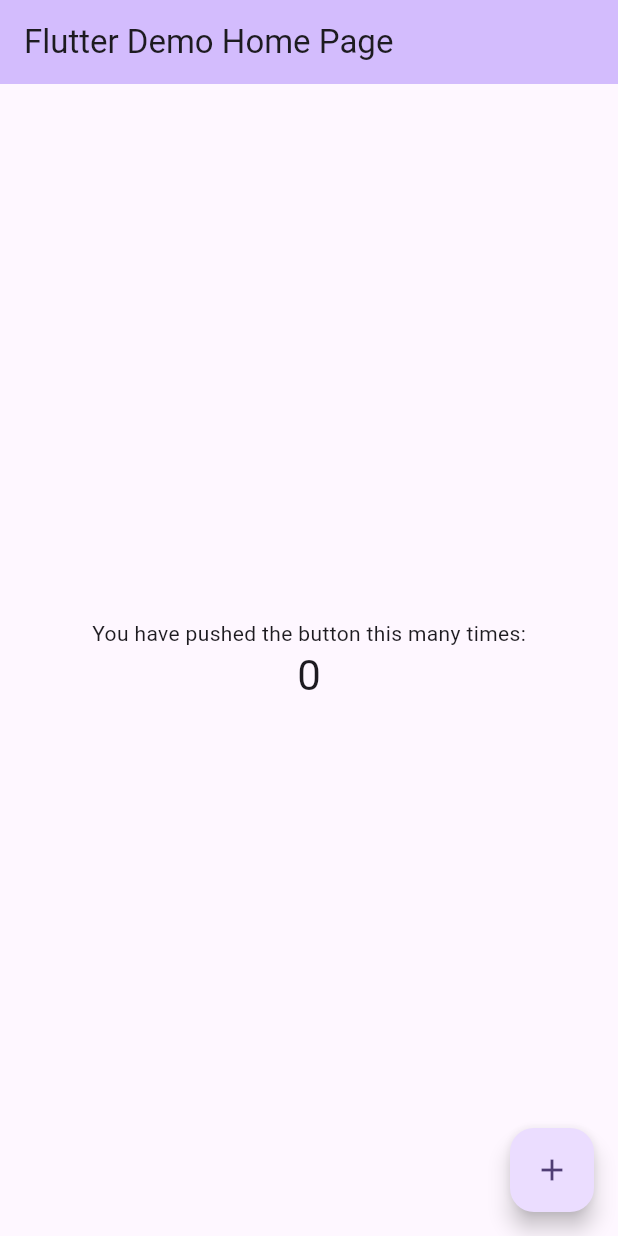
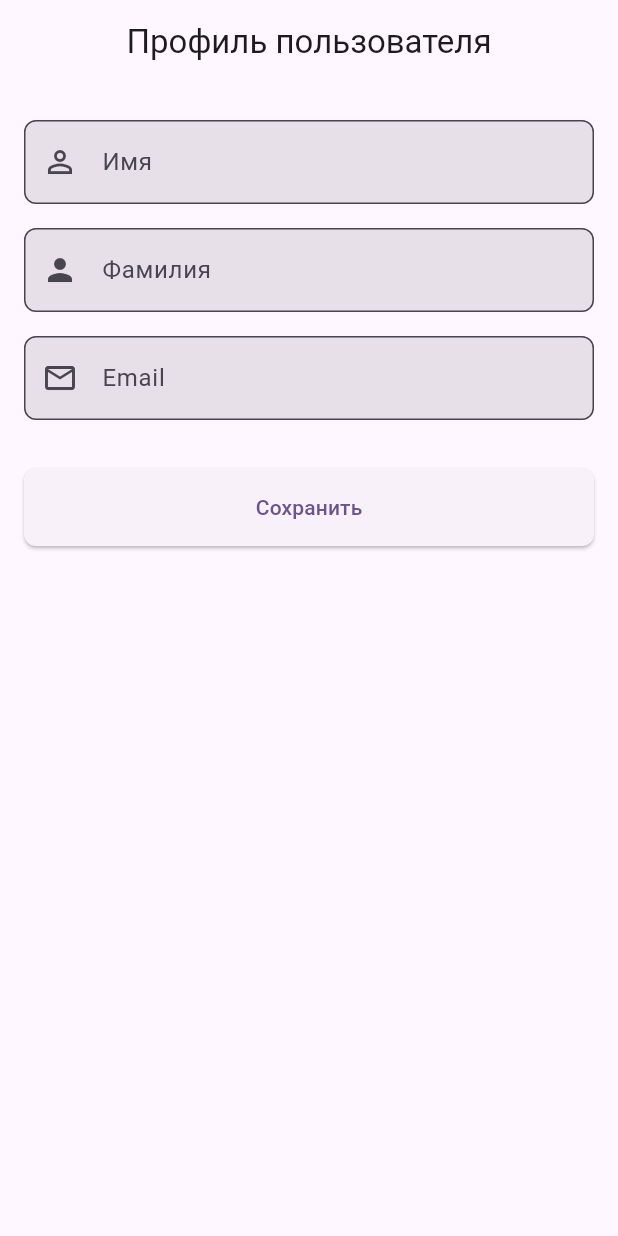
Before and after one commit to DtheCan/TraverseMastery, a Flutter app: the screen it shows after launch, on a phone screen of 412 x 824 dp. Run offline on Flutter 3.47's test engine with Material 3 defaults, Android fonts, the phone set to English and light mode, and no system bars.

Commit message:
add and update files user_profile_form.dart

```diff
--- /dev/null
+++ b/lib/UI/user_profile_screen.dart
@@ -0,0 +1,17 @@
+import 'package:flutter/material.dart';
+import 'widgets/user_profile_form.dart'; // Импортируем нашу форму
+
+class UserProfileScreen extends StatelessWidget {
+  const UserProfileScreen({super.key});
+
+  @override
+  Widget build(BuildContext context) {
+    return Scaffold(
+      appBar: AppBar(
+        title: const Text('Профиль пользователя'),
+        centerTitle: true, // Для центрирования заголовка
+      ),
+      body: const UserProfileForm(), // Вставляем нашу форму
+    );
+  }
+}
--- /dev/null
+++ b/lib/UI/widgets/custom_text_field.dart
@@ -0,0 +1,45 @@
+import 'package:flutter/material.dart';
+
+class CustomTextField extends StatelessWidget {
+  final String labelText;
+  final String hintText;
+  final IconData? icon;
+  final TextEditingController? controller;
+  final String? Function(String?)? validator;
+  final TextInputType? keyboardType;
+  final bool obscureText;
+
+  const CustomTextField({
+    super.key,
+    required this.labelText,
+    this.hintText = '',
+    this.icon,
+    this.controller,
+    this.validator,
+    this.keyboardType,
+    this.obscureText = false,
+  });
+
+  @override
+  Widget build(BuildContext context) {
+    return Padding(
+      padding: const EdgeInsets.symmetric(vertical: 8.0),
+      child: TextFormField(
+        controller: controller,
+        decoration: InputDecoration(
+          labelText: labelText,
+          hintText: hintText,
+          prefixIcon: icon != null ? Icon(icon) : null,
+          border: OutlineInputBorder(
+            borderRadius: BorderRadius.circular(8.0),
+          ),
+          filled: true,
+          // fillColor: Colors.grey[200], // Пример кастомного цвета фона
+        ),
+        validator: validator,
+        keyboardType: keyboardType,
+        obscureText: obscureText,
+      ),
+    );
+  }
+}
--- /dev/null
+++ b/lib/UI/widgets/user_profile_form.dart
@@ -0,0 +1,106 @@
+import 'package:flutter/material.dart';
+import  'package:traversemastery/UI/widgets/custom_text_field.dart';
+
+class UserProfileForm extends StatefulWidget {
+  const UserProfileForm({super.key});
+
+  @override
+  State<UserProfileForm> createState() => _UserProfileFormState();
+}
+
+class _UserProfileFormState extends State<UserProfileForm> {
+  final _formKey = GlobalKey<FormState>(); // Ключ для валидации формы
+
+  // Контроллеры для получения значений из полей
+  final TextEditingController _firstNameController = TextEditingController();
+  final TextEditingController _lastNameController = TextEditingController();
+  final TextEditingController _emailController = TextEditingController();
+
+  @override
+  void dispose() {
+    // Не забываем очищать контроллеры
+    _firstNameController.dispose();
+    _lastNameController.dispose();
+    _emailController.dispose();
+    super.dispose();
+  }
+
+  void _submitForm() {
+    if (_formKey.currentState!.validate()) {
+      // Форма валидна, можно обрабатывать данные
+      String firstName = _firstNameController.text;
+      String lastName = _lastNameController.text;
+      String email = _emailController.text;
+
+      // Здесь ваша логика обработки данных (например, отправка на сервер, сохранение локально)
+      print('Имя: $firstName');
+      print('Фамилия: $lastName');
+      print('Email: $email');
+
+      ScaffoldMessenger.of(context).showSnackBar(
+        const SnackBar(content: Text('Данные отправлены!')),
+      );
+    } else {
+      ScaffoldMessenger.of(context).showSnackBar(
+        const SnackBar(content: Text('Пожалуйста, исправьте ошибки в форме.')),
+      );
+    }
+  }
+
+  @override
+  Widget build(BuildContext context) {
+    return Form(
+      key: _formKey,
+      child: ListView( // Используем ListView для прокрутки, если полей много
+        padding: const EdgeInsets.all(16.0),
+        children: <Widget>[
+          CustomTextField( // или TextFormField, если не используете кастомный
+            controller: _firstNameController,
+            labelText: 'Имя',
+            icon: Icons.person_outline,
+            validator: (value) {
+              if (value == null || value.isEmpty) {
+                return 'Пожалуйста, введите имя';
+              }
+              return null;
+            },
+          ),
+          CustomTextField(
+            controller: _lastNameController,
+            labelText: 'Фамилия',
+            icon: Icons.person,
+            validator: (value) {
+              if (value == null || value.isEmpty) {
+                return 'Пожалуйста, введите фамилию';
+              }
+              return null;
+            },
+          ),
+          CustomTextField(
+            controller: _emailController,
+            labelText: 'Email',
+            icon: Icons.email_outlined,
+            keyboardType: TextInputType.emailAddress,
+            validator: (value) {
+              if (value == null || value.isEmpty) {
+                return 'Пожалуйста, введите email';
+              }
+              if (!RegExp(r'^[\w-\.]+@([\w-]+\.)+[\w-]{2,4}$').hasMatch(value)) {
+                return 'Пожалуйста, введите корректный email';
+              }
+              return null;
+            },
+          ),
+          const SizedBox(height: 24.0),
+          ElevatedButton(
+            onPressed: _submitForm,
+            style: ElevatedButton.styleFrom(
+                padding: const EdgeInsets.symmetric(vertical: 16.0)
+            ),
+            child: const Text('Сохранить'),
+          ),
+        ],
+      ),
+    );
+  }
+}
--- a/lib/main.dart
+++ b/lib/main.dart
@@ -1,4 +1,5 @@
 import 'package:flutter/material.dart';
+import 'package:traversemastery/UI/user_profile_screen.dart'; // Убедитесь, что путь правильный к вашему проекту
 
 void main() {
   runApp(const MyApp());
@@ -6,117 +7,34 @@ void main() {
 
 class MyApp extends StatelessWidget {
   const MyApp({super.key});
-//hjklhkljhljkhkjlhjklfgdfgdfgdfgdf
-  // This widget is the root of your application.
+
   @override
   Widget build(BuildContext context) {
     return MaterialApp(
-      title: 'Flutter Demo',
+      title: 'TestDesc App',
       theme: ThemeData(
-        // This is the theme of your application.
-        //
-        // TRY THIS: Try running your application with "flutter run". You'll see
-        // the application has a purple toolbar. Then, without quitting the app,
-        // try changing the seedColor in the colorScheme below to Colors.green
-        // and then invoke "hot reload" (save your changes or press the "hot
-        // reload" button in a Flutter-supported IDE, or press "r" if you used
-        // the command line to start the app).
-        //
-        // Notice that the counter didn't reset back to zero; the application
-        // state is not lost during the reload. To reset the state, use hot
-        // restart instead.
-        //
-        // This works for code too, not just values: Most code changes can be
-        // tested with just a hot reload.
+        primarySwatch: Colors.blue, // Или ваша тема
+        // Для более современного вида можно использовать colorScheme
         colorScheme: ColorScheme.fromSeed(seedColor: Colors.deepPurple),
+        useMaterial3: true,
+        inputDecorationTheme: InputDecorationTheme( // Общие стили для полей ввода
+          border: OutlineInputBorder(
+            borderRadius: BorderRadius.circular(8.0),
+          ),
+          // filled: true,
+          // fillColor: Colors.grey[100],
+        ),
+        elevatedButtonTheme: ElevatedButtonThemeData( // Общие стили для кнопок
+          style: ElevatedButton.styleFrom(
+            minimumSize: const Size(double.infinity, 48), // Кнопка на всю ширину
+            shape: RoundedRectangleBorder(
+              borderRadius: BorderRadius.circular(8.0),
+            ),
+          ),
+        ),
       ),
-      home: const MyHomePage(title: 'Flutter Demo Home Page'),
+      home: const UserProfileScreen(), // Указываем наш новый экран как домашний
+      debugShowCheckedModeBanner: false,
     );
   }
 }
-
-class MyHomePage extends StatefulWidget {
-  const MyHomePage({super.key, required this.title});
-
-  // This widget is the home page of your application. It is stateful, meaning
-  // that it has a State object (defined below) that contains fields that affect
-  // how it looks.
-
-  // This class is the configuration for the state. It holds the values (in this
-  // case the title) provided by the parent (in this case the App widget) and
-  // used by the build method of the State. Fields in a Widget subclass are
-  // always marked "final".
-
-  final String title;
-
-  @override
-  State<MyHomePage> createState() => _MyHomePageState();
-}
-
-class _MyHomePageState extends State<MyHomePage> {
-  int _counter = 0;
-
-  void _incrementCounter() {
-    setState(() {
-      // This call to setState tells the Flutter framework that something has
-      // changed in this State, which causes it to rerun the build method below
-      // so that the display can reflect the updated values. If we changed
-      // _counter without calling setState(), then the build method would not be
-      // called again, and so nothing would appear to happen.
-      _counter++;
-    });
-  }
-
-  @override
-  Widget build(BuildContext context) {
-    // This method is rerun every time setState is called, for instance as done
-    // by the _incrementCounter method above.
-    //
-    // The Flutter framework has been optimized to make rerunning build methods
-    // fast, so that you can just rebuild anything that needs updating rather
-    // than having to individually change instances of widgets.
-    return Scaffold(
-      appBar: AppBar(
-        // TRY THIS: Try changing the color here to a specific color (to
-        // Colors.amber, perhaps?) and trigger a hot reload to see the AppBar
-        // change color while the other colors stay the same.
-        backgroundColor: Theme.of(context).colorScheme.inversePrimary,
-        // Here we take the value from the MyHomePage object that was created by
-        // the App.build method, and use it to set our appbar title.
-        title: Text(widget.title),
-      ),
-      body: Center(
-        // Center is a layout widget. It takes a single child and positions it
-        // in the middle of the parent.
-        child: Column(
-          // Column is also a layout widget. It takes a list of children and
-          // arranges them vertically. By default, it sizes itself to fit its
-          // children horizontally, and tries to be as tall as its parent.
-          //
-          // Column has various properties to control how it sizes itself and
-          // how it positions its children. Here we use mainAxisAlignment to
-          // center the children vertically; the main axis here is the vertical
-          // axis because Columns are vertical (the cross axis would be
-          // horizontal).
-          //
-          // TRY THIS: Invoke "debug painting" (choose the "Toggle Debug Paint"
-          // action in the IDE, or press "p" in the console), to see the
-          // wireframe for each widget.
-          mainAxisAlignment: MainAxisAlignment.center,
-          children: <Widget>[
-            const Text('You have pushed the button this many times:'),
-            Text(
-              '$_counter',
-              style: Theme.of(context).textTheme.headlineMedium,
-            ),
-          ],
-        ),
-      ),
-      floatingActionButton: FloatingActionButton(
-        onPressed: _incrementCounter,
-        tooltip: 'Increment',
-        child: const Icon(Icons.add),
-      ), // This trailing comma makes auto-formatting nicer for build methods.
-    );
-  }
-}
```
Also changed, not shown: lib/UI/user_profile_form.dart (deleted).
